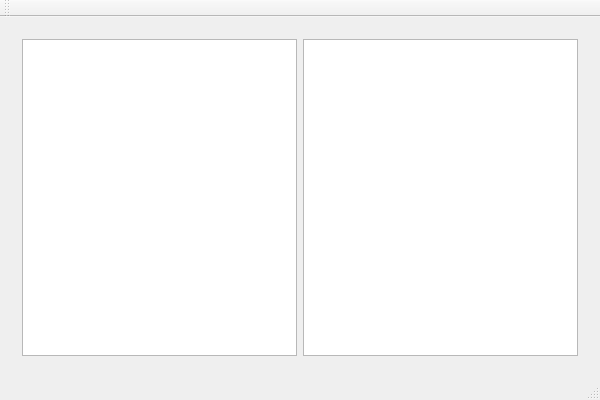
Above: src/gui/MainWindow.ui from zer0main/bacteria-ui before the change. Below: the same form after it.
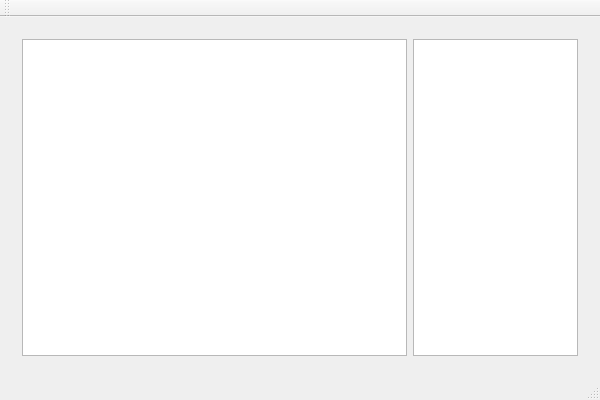
That is the form after the change. The open tabs and pages were chosen to show the change.

Commit message: Set columnstretch for teamsList

Diff of the .ui file:
```diff
--- a/src/gui/MainWindow.ui
+++ b/src/gui/MainWindow.ui
@@ -188,7 +188,7 @@
        </layout>
       </widget>
       <widget class="QWidget" name="gamepage">
-       <layout class="QGridLayout" name="gridLayout_3">
+       <layout class="QGridLayout" name="gridLayout_3" columnstretch="7,3">
         <item row="0" column="0">
          <widget class="QTableView" name="tableView"/>
         </item>
```
